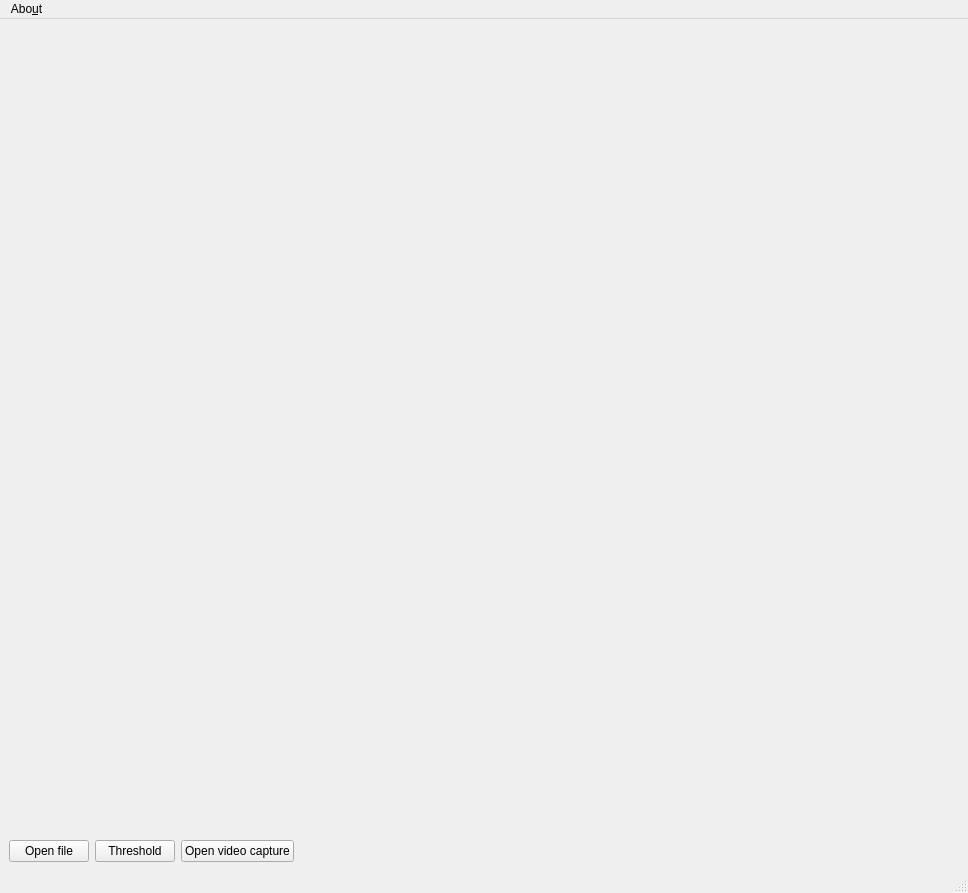
First picture: the form in data/qt/MainWindow.ui, repository gstiebler/vision_workbench, before the edit.
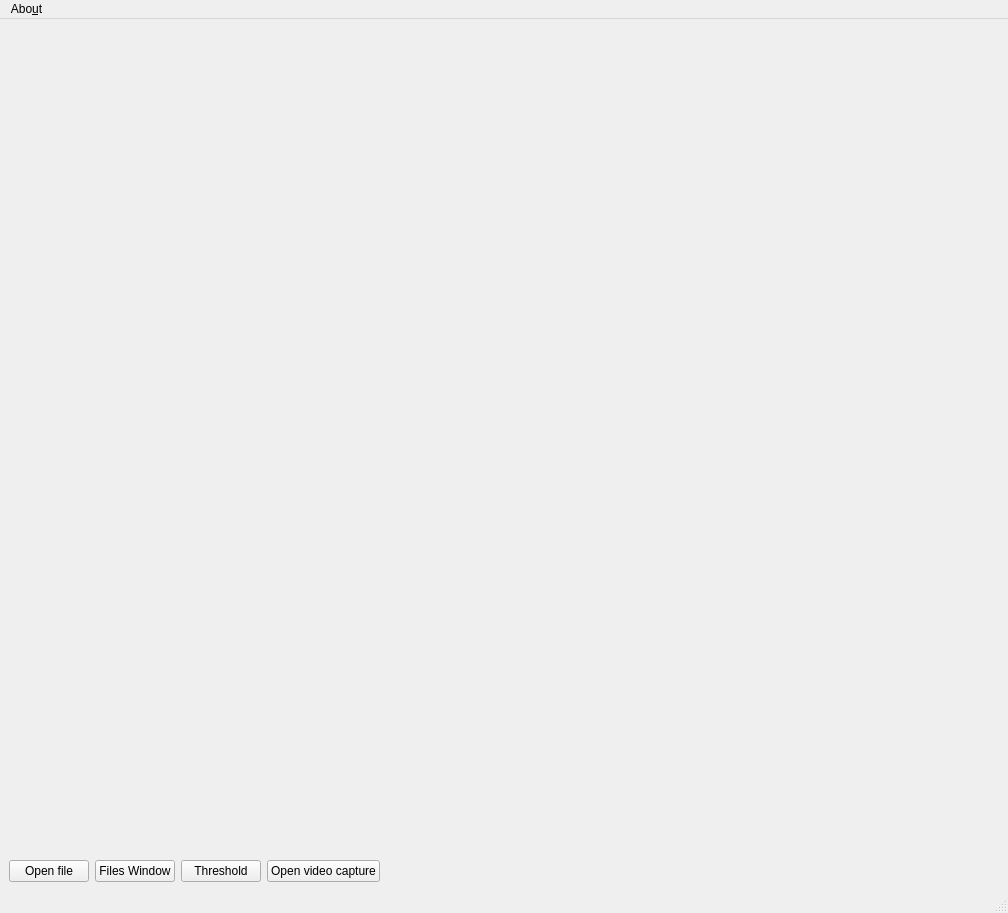
Second picture: the form after the edit.

Commit message: Showing files window

```diff
--- a/data/qt/MainWindow.ui
+++ b/data/qt/MainWindow.ui
@@ -6,8 +6,8 @@
    <rect>
     <x>0</x>
     <y>0</y>
-    <width>968</width>
-    <height>287</height>
+    <width>1008</width>
+    <height>913</height>
    </rect>
   </property>
   <property name="windowTitle">
@@ -68,6 +68,13 @@
         </property>
        </widget>
       </item>
+      <item>
+       <widget class="QPushButton" name="filesWindowButton">
+        <property name="text">
+         <string>Files Window</string>
+        </property>
+       </widget>
+      </item>
       <item>
        <widget class="QPushButton" name="thresholdButton">
         <property name="text">
@@ -104,7 +111,7 @@
     <rect>
      <x>0</x>
      <y>0</y>
-     <width>968</width>
+     <width>1008</width>
      <height>30</height>
     </rect>
    </property>
```
The commit also changes 6 other files.
